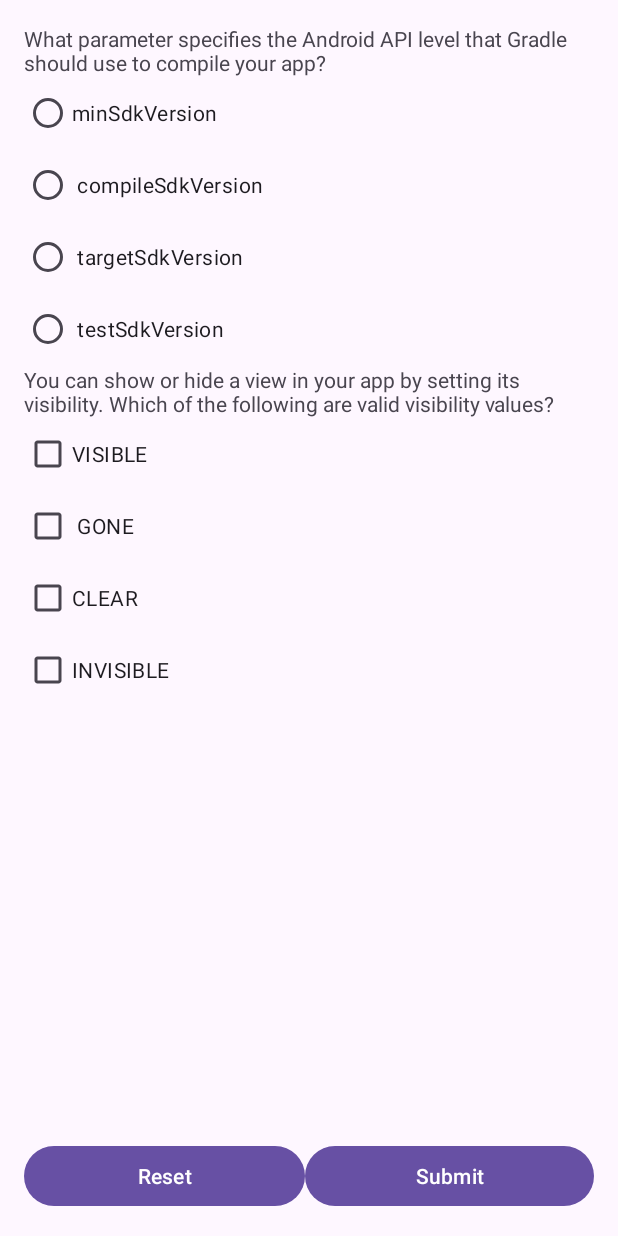
After one commit to vsnappy1/CS473-Mobile-Device-Programming, an Android app: the layout question_activity.xml on its own in the app's theme, with its tools: preview values and no code run, on a phone screen of 412 x 824 dp. The commit adds this screen. Run offline under Robolectric (Android 15) with nearby library versions, the phone set to English and light mode, and no system bars.

Commit message:
Problem 1 completed.

```diff
--- a/app/src/main/java/com/kumar/mdp/MainActivity.kt
+++ b/app/src/main/java/com/kumar/mdp/MainActivity.kt
@@ -1,15 +1,76 @@
 package com.kumar.mdp
 
+import android.os.Bundle
 import androidx.appcompat.app.AppCompatActivity
-import android.os.Bundle
-import com.kumar.mdp.databinding.ActivityMainBinding
+import com.kumar.mdp.databinding.QuestionActivityBinding
+import java.time.LocalDate
+import java.time.format.DateTimeFormatter
+
 
 class MainActivity : AppCompatActivity() {
 
-    private lateinit var binding : ActivityMainBinding
+    private var score: Int = 0
+
+    private lateinit var binding: QuestionActivityBinding
     override fun onCreate(savedInstanceState: Bundle?) {
         super.onCreate(savedInstanceState)
-        binding = ActivityMainBinding.inflate(layoutInflater)
+        binding = QuestionActivityBinding.inflate(layoutInflater)
         setContentView(binding.root)
+
+        binding.buttonSubmit.setOnClickListener {
+            if (binding.radioButton2.isChecked) {
+                score += 50
+            }
+
+            if (binding.checkBox.isChecked &&
+                binding.checkBox2.isChecked &&
+                binding.checkBox4.isChecked
+            ) {
+                score += 50
+            }
+            openDialog(score)
+        }
+
+        binding.buttonReset.setOnClickListener {
+            reset()
+        }
+    }
+
+    private fun openDialog(value: Int){
+        val builder: android.app.AlertDialog.Builder = android.app.AlertDialog.Builder(this)
+
+        val message = if(value == 0) "You got 0% correct." else "Congratulations you got $value% correct. \n ${getCurrentDateFormatted()}"
+        builder.setTitle("Result")
+            .setMessage(message)
+
+        val dialog: android.app.AlertDialog? = builder.create()
+        dialog?.setOnDismissListener{
+            reset()
+        }
+        dialog?.show()
+    }
+
+    private fun reset(){
+        binding.apply {
+
+            checkBox.isChecked = false
+            checkBox2.isChecked = false
+            checkBox3.isChecked = false
+            checkBox4.isChecked = false
+
+            radioButton.isChecked = false
+            radioButton2.isChecked = false
+            radioButton3.isChecked = false
+            radioButton4.isChecked = false
+
+            score = 0
+        }
+    }
+
+    private fun getCurrentDateFormatted(): String {
+        val currentDate = LocalDate.now()
+        val formatter = DateTimeFormatter.ofPattern("yyyy/MM/dd") // Specify your desired date format
+
+        return currentDate.format(formatter)
     }
 }
--- /dev/null
+++ b/app/src/main/res/layout/question_activity.xml
@@ -0,0 +1,108 @@
+<?xml version="1.0" encoding="utf-8"?>
+<androidx.constraintlayout.widget.ConstraintLayout xmlns:android="http://schemas.android.com/apk/res/android"
+    xmlns:app="http://schemas.android.com/apk/res-auto"
+    android:layout_width="match_parent"
+    android:layout_height="match_parent">
+
+    <LinearLayout
+        android:layout_width="match_parent"
+        android:layout_height="match_parent"
+        android:layout_margin="16dp"
+        android:orientation="vertical"
+        app:layout_constraintBottom_toBottomOf="parent"
+        app:layout_constraintEnd_toEndOf="parent"
+        app:layout_constraintStart_toStartOf="parent"
+        app:layout_constraintTop_toTopOf="parent">
+
+        <TextView
+            android:id="@+id/textView2"
+            android:layout_width="match_parent"
+            android:layout_height="wrap_content"
+            android:text="What parameter specifies the Android API level that Gradle should use to compile your app?" />
+
+        <RadioGroup
+            android:layout_width="match_parent"
+            android:layout_height="wrap_content">
+
+            <RadioButton
+                android:id="@+id/radioButton"
+                android:layout_width="match_parent"
+                android:layout_height="wrap_content"
+                android:text="minSdkVersion" />
+
+            <RadioButton
+                android:id="@+id/radioButton2"
+                android:layout_width="match_parent"
+                android:layout_height="wrap_content"
+                android:text=" compileSdkVersion" />
+
+            <RadioButton
+                android:id="@+id/radioButton3"
+                android:layout_width="match_parent"
+                android:layout_height="wrap_content"
+                android:text=" targetSdkVersion" />
+
+            <RadioButton
+                android:id="@+id/radioButton4"
+                android:layout_width="match_parent"
+                android:layout_height="wrap_content"
+                android:text=" testSdkVersion" />
+        </RadioGroup>
+
+        <TextView
+            android:id="@+id/textView3"
+            android:layout_width="match_parent"
+            android:layout_height="wrap_content"
+            android:text="You can show or hide a view in your app by setting its visibility. Which of the following are valid visibility values?" />
+
+        <CheckBox
+            android:id="@+id/checkBox"
+            android:layout_width="match_parent"
+            android:layout_height="wrap_content"
+            android:text="VISIBLE" />
+
+        <CheckBox
+            android:id="@+id/checkBox2"
+            android:layout_width="match_parent"
+            android:layout_height="wrap_content"
+            android:text=" GONE" />
+
+        <CheckBox
+            android:id="@+id/checkBox3"
+            android:layout_width="match_parent"
+            android:layout_height="wrap_content"
+            android:text="CLEAR" />
+
+        <CheckBox
+            android:id="@+id/checkBox4"
+            android:layout_width="match_parent"
+            android:layout_height="wrap_content"
+            android:text="INVISIBLE" />
+
+        <Space
+            android:layout_width="match_parent"
+            android:layout_height="match_parent"
+            android:layout_weight="1" />
+
+        <LinearLayout
+            android:layout_width="match_parent"
+            android:layout_height="wrap_content"
+            android:orientation="horizontal">
+
+            <Button
+                android:id="@+id/buttonReset"
+                android:layout_width="wrap_content"
+                android:layout_height="wrap_content"
+                android:layout_weight="1"
+                android:text="Reset" />
+
+            <Button
+                android:id="@+id/buttonSubmit"
+                android:layout_width="wrap_content"
+                android:layout_height="wrap_content"
+                android:layout_weight="1"
+                android:text="Submit" />
+        </LinearLayout>
+
+    </LinearLayout>
+</androidx.constraintlayout.widget.ConstraintLayout>
```
